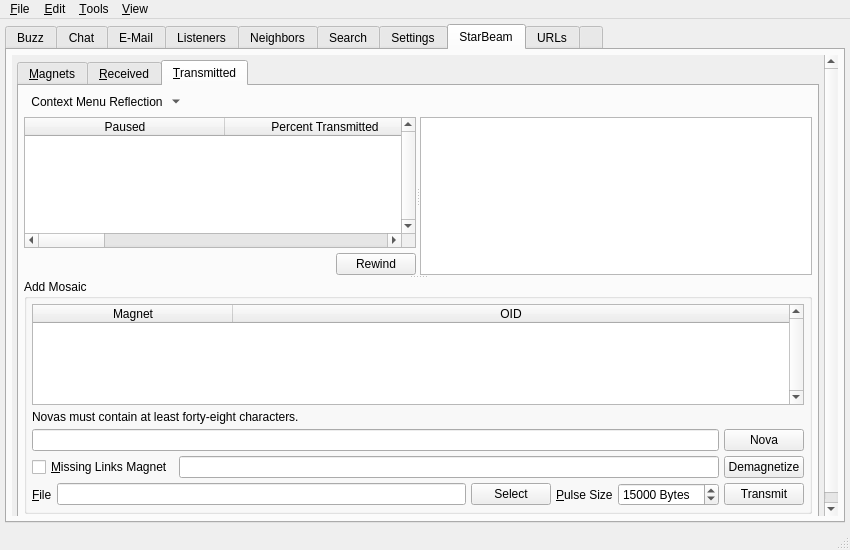
Old version of the form branches/trunk/UI/spot-on-controlcenter.ui in the repository textbrowser/spot-on.
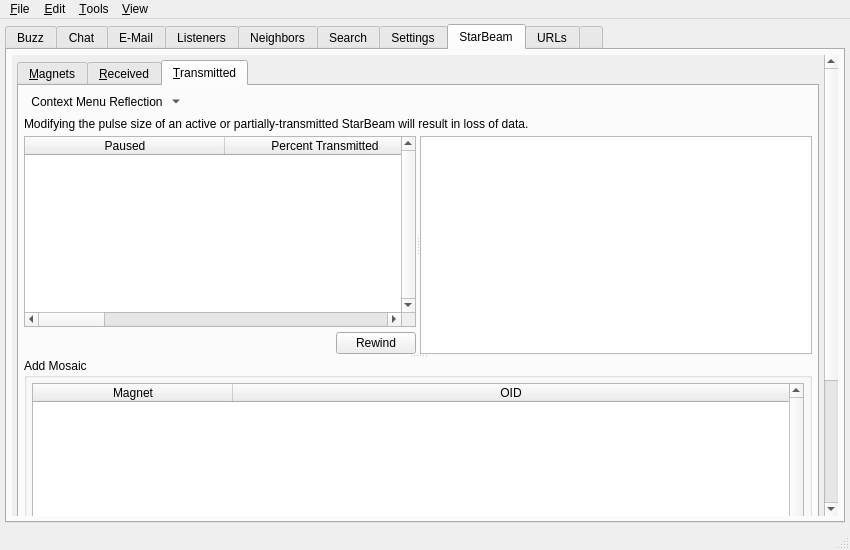
New version of the form. The open tabs and pages were chosen to show the change. Icons and pictures are not drawn. Custom widgets are drawn as their Qt base class.

Commit message: New SB label.

```diff
--- a/branches/trunk/UI/spot-on-controlcenter.ui
+++ b/branches/trunk/UI/spot-on-controlcenter.ui
@@ -7481,6 +7481,16 @@
                   </item>
                  </layout>
                 </item>
+                <item>
+                 <widget class="QLabel" name="label_31">
+                  <property name="text">
+                   <string>Modifying the pulse size of an active or partially-transmitted StarBeam will result in loss of data.</string>
+                  </property>
+                  <property name="wordWrap">
+                   <bool>true</bool>
+                  </property>
+                 </widget>
+                </item>
                 <item>
                  <widget class="QSplitter" name="splitter_2">
                   <property name="orientation">
```
Left out of the diff: 32 changed lines with no effect on the pictures. The commit also changes 2 other files.
